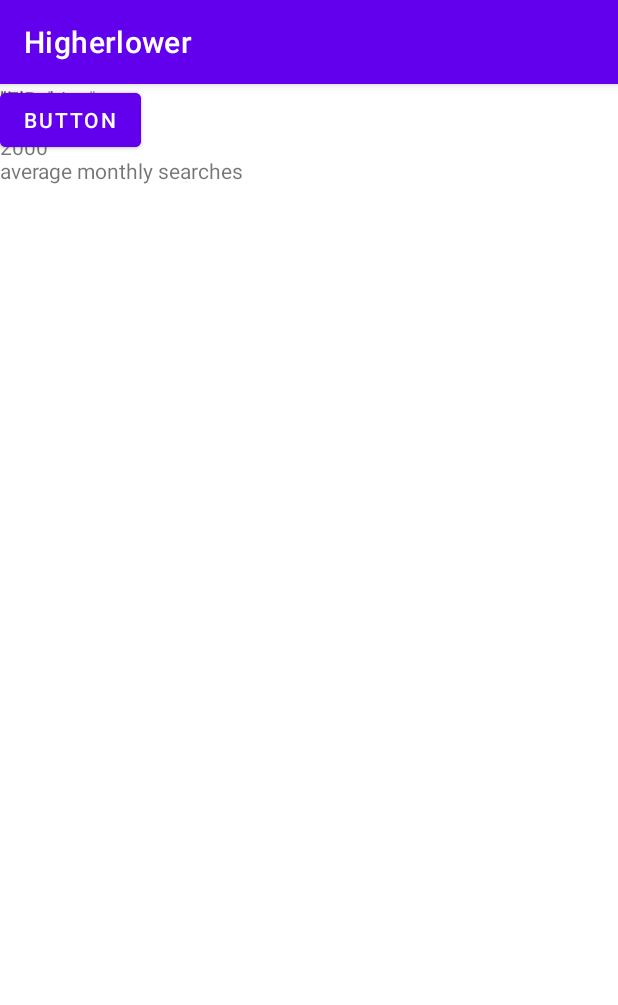
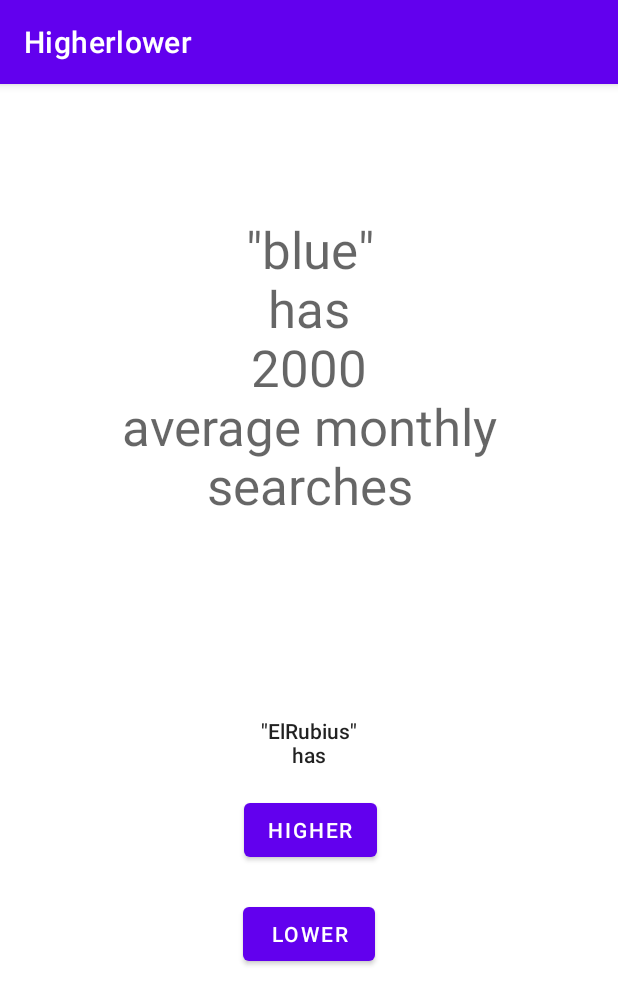
Before and after one commit to Alello23/HigherLower, an Android app: the game screen opened directly, with no data from a screen before it, on a phone screen of 412 x 824 dp. Shown: the top 1005 px of the screen. Run offline under Robolectric (Android 15) with nearby library versions, the phone set to English and light mode, and no system bars.

Commit message:
Activity_Game READY (need style of letter ?) Main_Activity READY Credit_Activity (text modif, button modif) - (to do: button 2 - 3 & back ground image)

```diff
--- /dev/null
+++ b/app/src/main/res/drawable/baseline_home_24.xml
@@ -0,0 +1,5 @@
+<vector android:height="24dp" android:tint="#2F9DE2"
+    android:viewportHeight="24" android:viewportWidth="24"
+    android:width="24dp" xmlns:android="http://schemas.android.com/apk/res/android">
+    <path android:fillColor="@android:color/white" android:pathData="M10,20v-6h4v6h5v-8h3L12,3 2,12h3v8z"/>
+</vector>
--- a/app/src/main/res/layout/activity_game.xml
+++ b/app/src/main/res/layout/activity_game.xml
@@ -9,48 +9,75 @@
     <ImageView
         android:id="@+id/imagenQuestion"
         android:layout_width="413dp"
-        android:layout_height="376dp"
-        tools:layout_editor_absoluteX="-2dp"
-        tools:layout_editor_absoluteY="-5dp"
+        android:layout_height="374dp"
+        app:layout_constraintBottom_toBottomOf="parent"
+        app:layout_constraintEnd_toEndOf="parent"
+        app:layout_constraintHorizontal_bias="0.0"
+        app:layout_constraintStart_toStartOf="parent"
+        app:layout_constraintTop_toTopOf="parent"
+        app:layout_constraintVertical_bias="0.0"
         tools:srcCompat="@tools:sample/avatars" />
 
     <ImageView
         android:id="@+id/imageAnswer"
-        android:layout_width="414dp"
-        android:layout_height="361dp"
-        tools:layout_editor_absoluteX="-2dp"
-        tools:layout_editor_absoluteY="371dp"
+        android:layout_width="412dp"
+        android:layout_height="355dp"
+        app:layout_constraintBottom_toBottomOf="parent"
+        app:layout_constraintEnd_toEndOf="parent"
+        app:layout_constraintHorizontal_bias="1.0"
+        app:layout_constraintStart_toStartOf="parent"
+        app:layout_constraintTop_toTopOf="@+id/imagenQuestion"
+        app:layout_constraintVertical_bias="1.0"
         tools:srcCompat="@tools:sample/avatars" />
 
     <Button
         android:id="@+id/bLower"
         android:layout_width="wrap_content"
         android:layout_height="wrap_content"
-        android:text="Button"
-        tools:layout_editor_absoluteX="161dp"
-        tools:layout_editor_absoluteY="563dp" />
+        android:layout_marginTop="4dp"
+        android:text="lower"
+        app:layout_constraintBottom_toBottomOf="parent"
+        app:layout_constraintEnd_toEndOf="parent"
+        app:layout_constraintStart_toStartOf="parent"
+        app:layout_constraintTop_toBottomOf="@+id/bHigher"
+        app:layout_constraintVertical_bias="0.088" />
 
     <Button
         android:id="@+id/bHigher"
         android:layout_width="wrap_content"
         android:layout_height="wrap_content"
-        android:text="Button"
-        tools:layout_editor_absoluteX="158dp"
-        tools:layout_editor_absoluteY="504dp" />
+        android:text="higher"
+        app:layout_constraintBottom_toBottomOf="parent"
+        app:layout_constraintEnd_toEndOf="parent"
+        app:layout_constraintHorizontal_bias="0.504"
+        app:layout_constraintStart_toStartOf="parent"
+        app:layout_constraintTop_toBottomOf="@+id/textAnswer"
+        app:layout_constraintVertical_bias="0.049" />
 
     <TextView
         android:id="@+id/textAnswer"
-        android:layout_width="wrap_content"
-        android:layout_height="wrap_content"
+        android:layout_width="73dp"
+        android:layout_height="39dp"
+        android:gravity="center_horizontal"
         android:text="TextView"
-        tools:layout_editor_absoluteX="177dp"
-        tools:layout_editor_absoluteY="463dp" />
+        android:textAppearance="@style/TextAppearance.AppCompat.Body2"
+        app:layout_constraintBottom_toBottomOf="parent"
+        app:layout_constraintEnd_toEndOf="parent"
+        app:layout_constraintStart_toStartOf="parent"
+        app:layout_constraintTop_toTopOf="@+id/imagenQuestion"
+        app:layout_constraintVertical_bias="0.578" />
 
     <TextView
         android:id="@+id/textQuestion"
-        android:layout_width="wrap_content"
-        android:layout_height="wrap_content"
+        android:layout_width="289dp"
+        android:layout_height="200dp"
+        android:gravity="center_horizontal"
         android:text="TextView"
-        tools:layout_editor_absoluteX="174dp"
-        tools:layout_editor_absoluteY="178dp" />
+        android:textAppearance="@style/TextAppearance.AppCompat.Display1"
+        app:layout_constraintBottom_toBottomOf="@+id/imagenQuestion"
+        app:layout_constraintEnd_toEndOf="parent"
+        app:layout_constraintHorizontal_bias="0.501"
+        app:layout_constraintStart_toStartOf="@+id/imagenQuestion"
+        app:layout_constraintTop_toTopOf="@+id/imagenQuestion"
+        app:layout_constraintVertical_bias="0.501" />
 </androidx.constraintlayout.widget.ConstraintLayout>
--- a/app/src/main/res/layout/activity_main.xml
+++ b/app/src/main/res/layout/activity_main.xml
@@ -31,6 +31,7 @@
 
     <Button
         android:id="@+id/bStart"
+        style="@style/Widget.AppCompat.Button"
         android:layout_width="wrap_content"
         android:layout_height="wrap_content"
         android:text="@string/bStart"
```
Also changed, not shown: app/src/main/res/layout/activity_credits.xml (+19 -14 lines).
